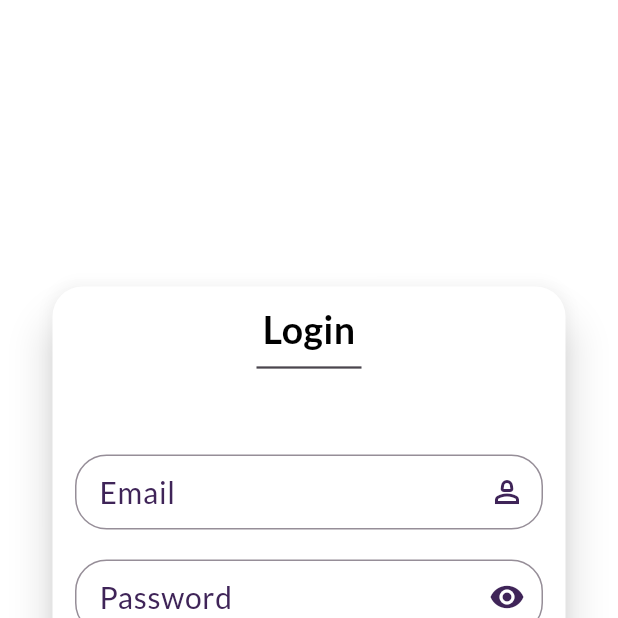
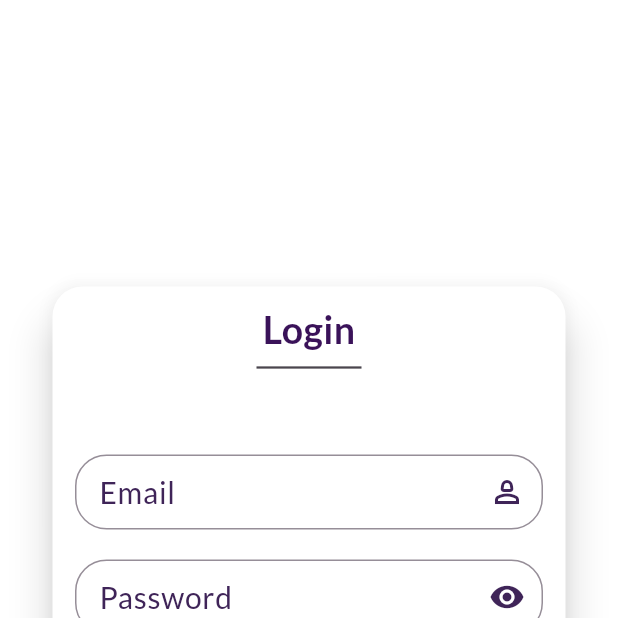
Before and after one commit to ayruvedaAvi/Project-II, a Flutter app: the screen it shows after launch, on a phone screen of 412 x 824 dp, the top half of it. Run offline on Flutter 3.47's test engine with Material 3 defaults, Android fonts, the phone set to English and light mode, and no system bars; our stand-ins replace curved_navigation_bar, dio, get, google_fonts, image_picker, jwt_decoder and 1 more.

Commit message:
text style change in login

```diff
--- a/flutter_project/lib/screens/test.dart
+++ b/flutter_project/lib/screens/test.dart
@@ -41,7 +41,7 @@ class _TestState extends State<Test> {
                       'Login',
                       style: TextStyle(
                         fontSize: 25,
-                        color: Colors.black,
+                        color: Color.fromARGB(255, 58, 18, 89),
                         fontWeight: FontWeight.bold,
                       ),
                     ),
```
